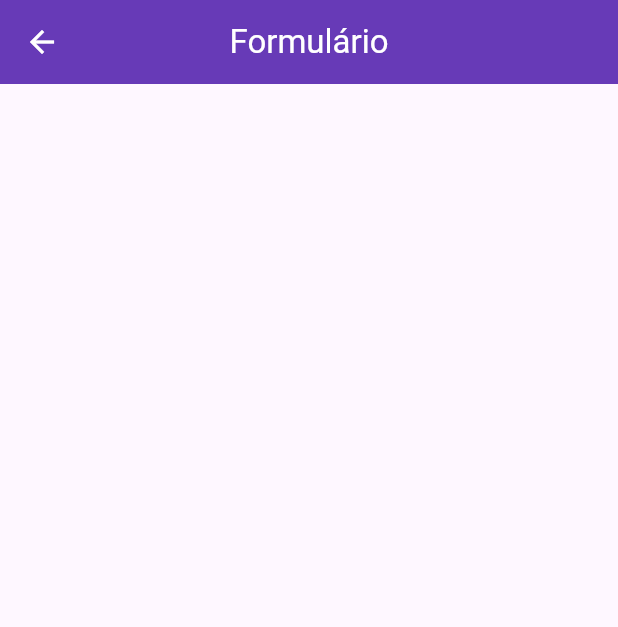
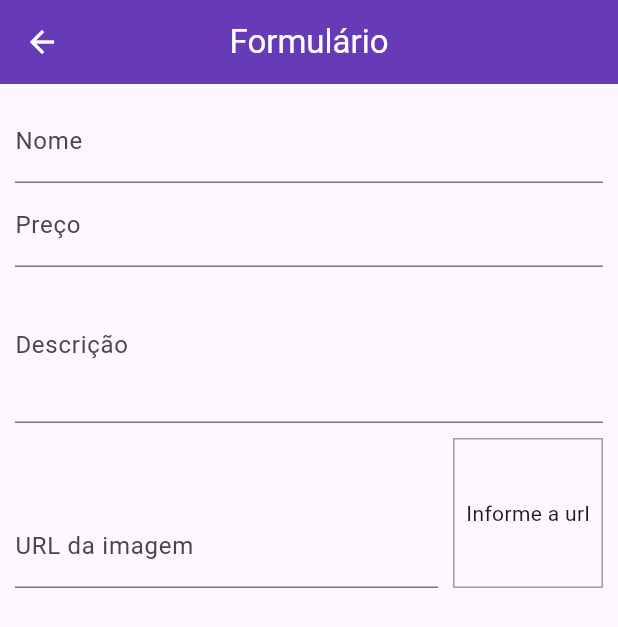
Before and after one commit to jonasaugust1/shop_flutter, a Flutter app: the ProductFormScreen screen opened by its route, on a phone screen of 412 x 824 dp. Shown: the top 627 px of the screen. Run offline on Flutter 3.47's test engine with Material 3 defaults, Android fonts, the phone set to English and light mode, and no system bars; network calls fail.

Commit message:
feat: Adding url textfield

```diff
--- a/lib/screens/product_form_screen.dart
+++ b/lib/screens/product_form_screen.dart
@@ -10,12 +10,102 @@ class ProductFormScreen extends StatefulWidget {
 }
 
 class _ProductFormScreenState extends State<ProductFormScreen> {
+  final imageUrlController = TextEditingController();
+  final _imageUrlFocus = FocusNode();
+
+  @override
+  void initState() {
+    _imageUrlFocus.addListener(updateImage);
+    super.initState();
+  }
+
+  @override
+  void dispose() {
+    imageUrlController.dispose();
+    _imageUrlFocus.dispose();
+    super.dispose();
+  }
+
+  void updateImage() {
+    setState(() {
+
+    });
+  }
+
   @override
   Widget build(BuildContext context) {
     return Scaffold(
       appBar: AppBar(
         title: Text('Formulário'),
       ),
+      body: Padding(
+        padding: const EdgeInsets.all(10.0),
+        child: Form(
+          child: ListView(
+            children: [
+              TextFormField(
+                decoration: InputDecoration(
+                  labelText: 'Nome'
+                ),
+                textInputAction: TextInputAction.next,
+              ),
+              TextFormField(
+                decoration: InputDecoration(
+                  labelText: 'Preço'
+                ),
+                textInputAction: TextInputAction.next,
+                keyboardType: TextInputType.numberWithOptions(decimal: true),
+              ),
+              TextFormField(
+                decoration: InputDecoration(
+                  labelText: 'Descrição'
+                ),
+                textInputAction: TextInputAction.next,
+                keyboardType: TextInputType.multiline,
+                maxLines: 3,
+              ),
+              Row(
+                crossAxisAlignment: CrossAxisAlignment.end,
+                children: [
+                  Expanded(
+                    child: TextFormField(
+                      decoration: InputDecoration(
+                        labelText: 'URL da imagem'
+                      ),
+                      textInputAction: TextInputAction.done,
+                      keyboardType: TextInputType.url,
+                      controller: imageUrlController,
+                      focusNode: _imageUrlFocus,
+                    ),
+                  ),
+                  Container(
+                    width: 100,
+                    height: 100,
+                    margin: EdgeInsets.only(top: 10, left: 10),
+                    decoration: BoxDecoration(
+                      border: Border.all(
+                        color: Colors.grey,
+                        width: 1
+                      )
+                    ),
+                    alignment: Alignment.center,
+                    child: imageUrlController.text.isEmpty
+                    ?
+                    Text('Informe a url')
+                    :
+                    FittedBox(
+                      child: Image.network(
+                        imageUrlController.text,
+                        errorBuilder: (context, error, stackTrace) => Icon(Icons.broken_image),
+                      ),
+                    ),
+                  )
+                ],
+              ),
+            ],
+          )
+        ),
+      ),
     );
   }
 }
```
